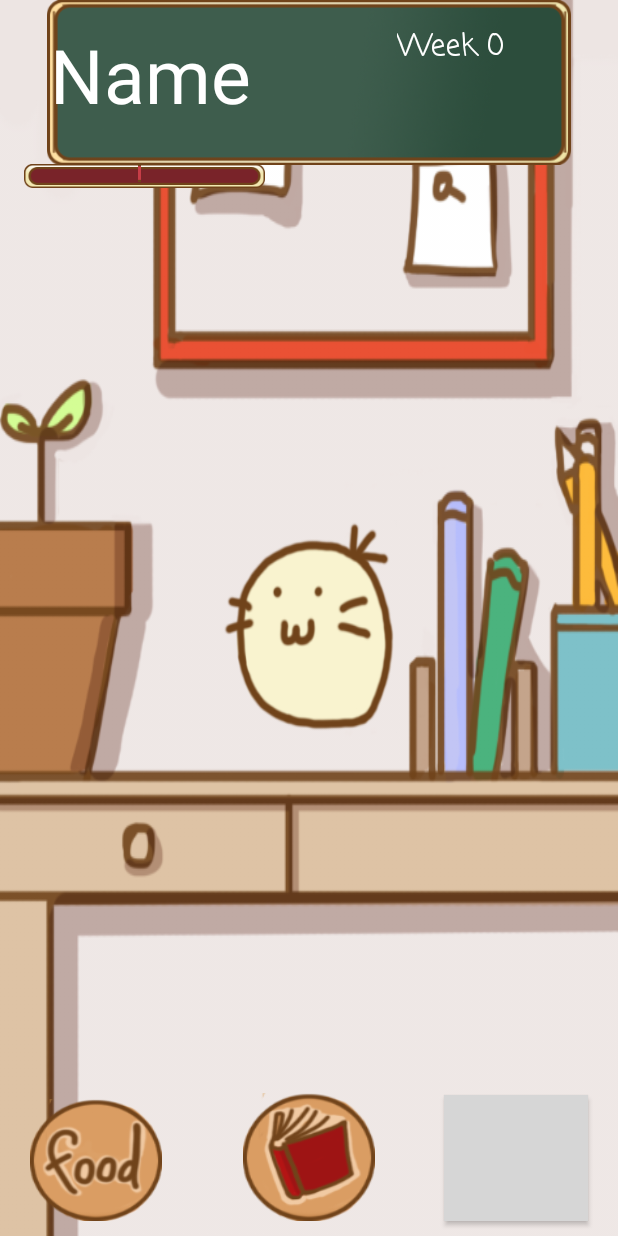
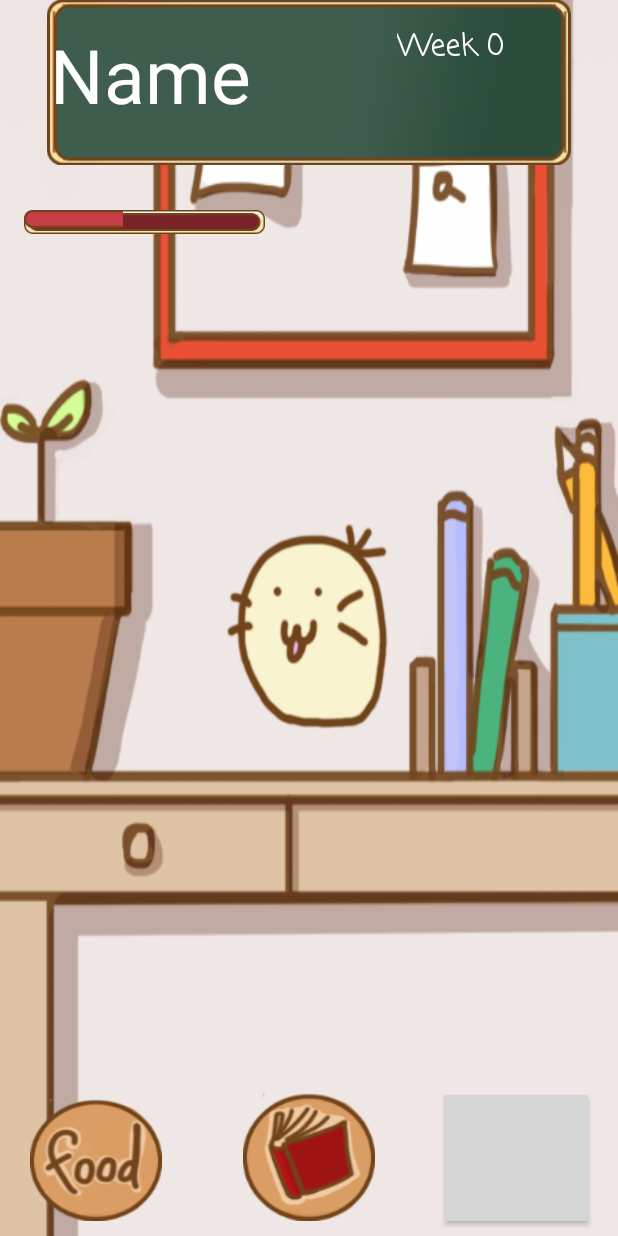
Before and after one commit to duckat/Sketchu, an Android app: the MainActivity screen opened directly, with no data from a screen before it, on a phone screen of 412 x 824 dp. Run offline under Robolectric (Android 15) with nearby library versions, the phone set to English and light mode, and no system bars; Roboto replaces fonts that are not available here; 1 statement that could not run was skipped; grey boxes are pictures that could not be loaded.

Commit message:
progress bar animation working

```diff
--- a/app/src/main/java/com/honeybin/sketchu/MainActivity.java
+++ b/app/src/main/java/com/honeybin/sketchu/MainActivity.java
@@ -36,7 +36,7 @@
     private HashMap<String, Integer> beanBag;
     private ImageView sketchuImage;
     public static final int MAX_LEVEL = 10000;
-    public static final int LEVEL_DIFF = 100;
+    public static final int LEVEL_DIFF = 50;
     public static final int DELAY = 30;
     public static final String myPREFERENCES = "MyPrefs";
     public static final String Name = "nameKey";
@@ -54,34 +54,21 @@
             doTheDownAnimation(fromLevel, toLevel);
         }
     };
+    private Handler mUpHandler = new Handler();
+    private Runnable animateUpImage = new Runnable() {
 
-    /*
-    public static final String hunger = "hungerKey";
-    public static final String love = "loveKey";
-    public static final String knowledge = "knowledgeKey";
-    public static final String creativity = "creativityKey";
-    public static final String comprehensibility = "comprehensibilityKey";
-    public static final String musicalAbility = "musicalKey";
-    public static final String appearance = "appearanceKey";
-    public static final String physicality = "physicalKey";
-    public static final String fitness = "fitnessKey";
-    public static final String sociability = "sociabilityKey";
-    public static final String friendliness = "friendlinessKey";
-    public static final String expressiveness = "expressivenessKey";
-    public static final String confidence = "confidenceKey";
-    public static final String concentration = "concentrationKey";
-    public static final String sentimentality = "sentimentalityKey";
-    public static final String shoppingImpulsiveness = "shoppingImpulsivenessKey";
-    public static final String otakuness = "otakunessKey";
-    */
+        @Override
+        public void run() {
+            doTheUpAnimation(fromLevel, toLevel);
+        }
+    };
+
 
     @Override
     protected void onCreate(Bundle savedInstanceState) {
         super.onCreate(savedInstanceState);
         setContentView(R.layout.activity_main);
         mp = MediaPlayer.create(this, R.raw.backgroundmusic);
-
-
         mp.setLooping(true);
 
         SharedPreferences sketchuData = getSharedPreferences("Sketchu", MODE_PRIVATE);
@@ -94,7 +81,9 @@
         beanBag.put("Study Bean", 3);
         beanBag.put("Workout Bean", 2);
 
-
+        ImageView img = (ImageView) findViewById(R.id.imageView1);
+        mImageDrawable = (ClipDrawable) img.getDrawable();
+        mImageDrawable.setLevel(0);
 
         TextView sketchuName = (TextView)findViewById(R.id.sketchuName);
         custom_font = Typeface.createFromAsset(getAssets(), "fonts/rudimentfont.ttf");
@@ -197,27 +186,7 @@
     private void createSketchu(String name){
         mySketchu = new Sketchu(name);
     }
-/*
-    private void loadSketchu() {
-        sketchuData = getSharedPreferences("Sketchu", MODE_PRIVATE);
 
-        sketchuData.getInt("hunger", 0);
-        sketchuData.getInt("cleanliness", 0);
-        sketchuData.getInt("drowsiness", 0);
-        sketchuData.getInt("knowledge", 0);
-        sketchuData.getInt("", 0);
-        sketchuData.getInt("", 0);
-        sketchuData.getInt("", 0);
-        sketchuData.getInt("", 0);
-        sketchuData.getInt("", 0);
-        sketchuData.getInt("", 0);
-        sketchuData.getInt("", 0);
-        sketchuData.getInt("", 0);
-        sketchuData.getInt("", 0);
-        mySketchu = new Sketchu();
-
-    }
-*/
 
 
     @Override
@@ -226,51 +195,59 @@
 //        Log.d("onresume", mySketchu.getLastUpdate());
         mySketchu.update();
 //        Log.d("onresume", mySketchu.getLastUpdate());
+        onClickOk();
 
+        Log.d("MainActivity", "onResume");
+        resumeBGM();
+    }
 
-        ImageView img = (ImageView) findViewById(R.id.progressGauge);
-        mImageDrawable = (ClipDrawable) img.getDrawable();
-        mImageDrawable.setLevel(mySketchu.getHunger());
+    private void doTheUpAnimation(int fromLevel, int toLevel) {
+        mLevel += LEVEL_DIFF;
+        mImageDrawable.setLevel(mLevel);
+        if (mLevel <= toLevel) {
+            Log.d("DUA", "1st cond " + mLevel + " / " + toLevel);
+            mUpHandler.postDelayed(animateUpImage, DELAY);
+        } else {
+            mUpHandler.removeCallbacks(animateUpImage);
+            Log.d("DUA", "2nd cond " + mLevel + " / " + toLevel);
+            MainActivity.this.fromLevel = toLevel;
+        }
+    }
 
-        /*
-        int temp_level = ((Integer.parseInt(etPercent.getText().toString())) * MAX_LEVEL) / 100;
+    private void doTheDownAnimation(int fromLevel, int toLevel) {
+        mLevel -= LEVEL_DIFF;
+        mImageDrawable.setLevel(mLevel);
+        if (mLevel >= toLevel) {
+            Log.d("DDA", "1st cond " + mLevel + " / " + toLevel);
+            mDownHandler.postDelayed(animateDownImage, DELAY);
+        } else {
+            Log.d("DDA", "2nd cond " + mLevel + " / " + toLevel);
+            mDownHandler.removeCallbacks(animateDownImage);
+            MainActivity.this.fromLevel = toLevel;
+        }
+    }
+    public void onClickOk() {
+        Log.d("onclickok", "enter");
+        int temp_level = (mySketchu.getHunger() * MAX_LEVEL) / 100;
 
         if (toLevel == temp_level || temp_level > MAX_LEVEL) {
             return;
         }
         toLevel = (temp_level <= MAX_LEVEL) ? temp_level : toLevel;
         if (toLevel > fromLevel) {
+            // cancel previous process first
+            Log.d("onclickok", "to > from");
+            mDownHandler.removeCallbacks(animateDownImage);
+            MainActivity.this.fromLevel = toLevel;
 
+            mUpHandler.post(animateUpImage);
+        } else {
             // cancel previous process first
+            Log.d("onclickok", "else");
             mUpHandler.removeCallbacks(animateUpImage);
             MainActivity.this.fromLevel = toLevel;
 
             mDownHandler.post(animateDownImage);
-        }
-
-        */
-
-        /*
-        ProgressBar hungerBar = (ProgressBar) findViewById(R.id.progressBar1);
-        ProgressBar loveBar = (ProgressBar) findViewById(R.id.progressBar2);
-
-        hungerBar.setProgress(mySketchu.getHunger());
-        loveBar.setProgress(mySketchu.getLove());
-*/
-        Log.d("MainActivity", "onResume");
-//        mp.start();
-        resumeBGM();
-    }
-
-    private void doTheDownAnimation(int fromLevel, int toLevel) {
-        //mySketchu.getHunger() -= LEVEL_DIFF;
-        mImageDrawable.setLevel(mLevel);
-        if(mLevel >= toLevel) {
-            mDownHandler.postDelayed(animateDownImage, DELAY);
-
-        } else {
-            mDownHandler.removeCallbacks(animateDownImage);
-            MainActivity.this.fromLevel = toLevel;
         }
     }
 
--- a/app/src/main/java/com/honeybin/sketchu/Sketchu.java
+++ b/app/src/main/java/com/honeybin/sketchu/Sketchu.java
@@ -14,7 +14,7 @@
     private String name = "Babichu";
 
     ///essential stats
-    private int hunger = 100;
+    private int hunger = 50;
     private int love = 50;
 
     // intelligent
--- a/app/src/main/res/drawable/clip_source.xml
+++ b/app/src/main/res/drawable/clip_source.xml
@@ -2,4 +2,4 @@
 <clip xmlns:android="http://schemas.android.com/apk/res/android"
     android:clipOrientation="horizontal"
     android:drawable="@drawable/progressgaugehunger"
-    android:gravity="bottom" />
+    android:gravity="left" />
--- a/app/src/main/res/layout/activity_event_list.xml
+++ b/app/src/main/res/layout/activity_event_list.xml
@@ -23,8 +23,8 @@
 
         <ListView
             android:layout_width="match_parent"
-            android:layout_height="449dp"
-            android:id="@+id/eventListView" />
+            android:id="@+id/eventListView"
+            android:layout_height="460dp" />
 
     </LinearLayout>
 
--- a/app/src/main/res/layout/content_main.xml
+++ b/app/src/main/res/layout/content_main.xml
@@ -13,16 +13,6 @@
     tools:context="com.honeybin.sketchu.MainActivity"
     tools:showIn="@layout/activity_main">
 
-
-    <ImageView
-        android:layout_width="wrap_content"
-        android:layout_height="wrap_content"
-        app:srcCompat="@drawable/progressgaugehunger"
-        android:id="@+id/imageView2"
-        android:layout_below="@+id/progressBar2"
-        android:layout_alignParentLeft="true"
-        android:layout_alignParentStart="true"
-        android:layout_marginTop="3dp" />
 
     <ProgressBar
         style="?android:attr/progressBarStyleHorizontal"
@@ -76,24 +66,28 @@
         android:layout_alignRight="@+id/sketchuName"
         android:layout_alignEnd="@+id/sketchuName" />
 
-    <ImageView
+
+    <FrameLayout
         android:layout_width="wrap_content"
         android:layout_height="wrap_content"
-        app:srcCompat="@drawable/progressbarhunger"
-        android:id="@+id/imageView9"
+        android:layout_gravity="center"
+        android:layout_below="@+id/progressBar2"
         android:layout_alignParentLeft="true"
         android:layout_alignParentStart="true"
-        android:layout_below="@+id/progressBar2"
-        android:layout_marginTop="3dp" />
+        android:layout_marginTop="34dp">
 
-    <ImageView
-        android:layout_width="wrap_content"
-        android:layout_height="wrap_content"
-        app:srcCompat="@drawable/clip_source"
-        android:layout_alignBottom="@+id/imageView2"
-        android:layout_alignParentLeft="true"
-        android:layout_alignParentStart="true"
-        android:id="@+id/progressGauge" />
+        <ImageView
+            android:id="@+id/imageView2"
+            android:layout_width="match_parent"
+            android:layout_height="match_parent"
+            android:src="@drawable/progressbarhunger" />
 
+        <ImageView
+            android:id="@+id/imageView1"
+            android:layout_width="wrap_content"
+            android:layout_height="wrap_content"
+            android:src="@drawable/clip_source" />
+
+    </FrameLayout>
 
 </RelativeLayout>
```
